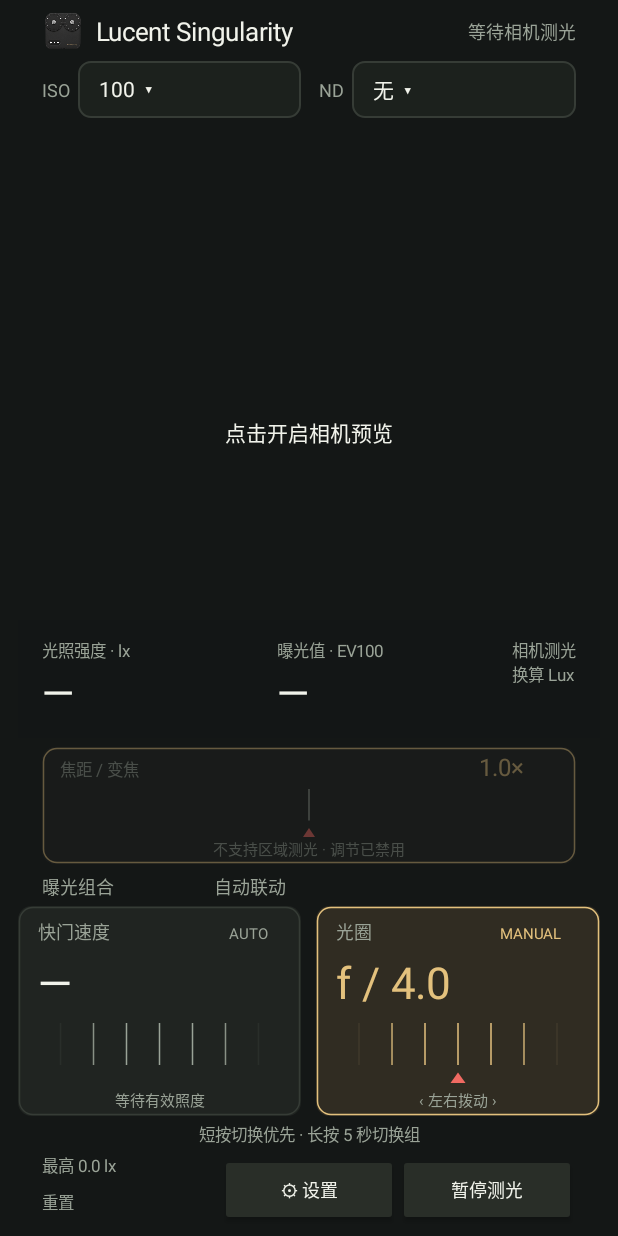
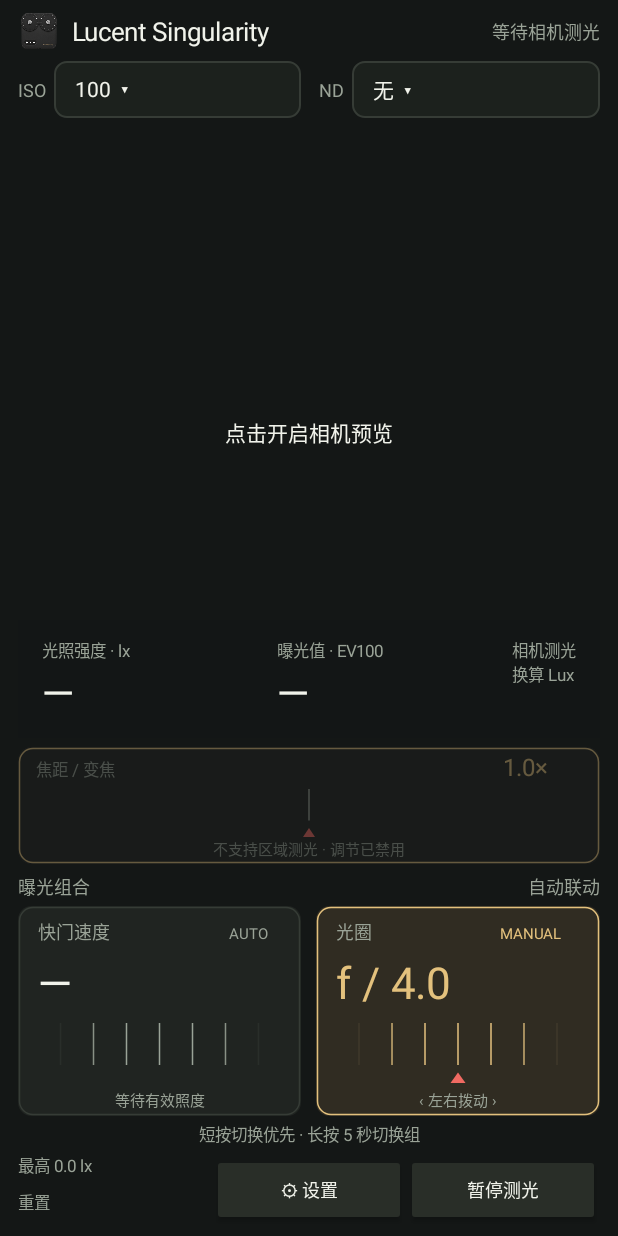
Before and after one commit to qianyu12138/Lucent-Singularity, an Android app: the screen it shows after launch (MainActivity), on a phone screen of 412 x 824 dp. Run offline under Robolectric (Android 15) with nearby library versions, the phone set to English and light mode, and no system bars; libraries missing offline, so code that uses them is left out: androidx.camera.camera2, androidx.camera.core, androidx.camera.lifecycle, androidx.camera.view; 10 statements that could not run were skipped.

Commit message:
Align all home rows to the camera preview width

```diff
--- a/app/src/main/java/com/syl/lux/MainActivity.java
+++ b/app/src/main/java/com/syl/lux/MainActivity.java
@@ -84,8 +84,8 @@ private double[] enabled
         androidx.core.view.WindowInsetsControllerCompat bars=androidx.core.view.WindowCompat.getInsetsController(getWindow(),getWindow().getDecorView());bars.setAppearanceLightStatusBars(theme.light);bars.setAppearanceLightNavigationBars(theme.light);
         getWindow().setBackgroundDrawable(new android.graphics.drawable.ColorDrawable(color(BG)));
         getWindow().setStatusBarColor(color(BG));getWindow().setNavigationBarColor(color(BG));
-        LinearLayout root=column();root.setBackgroundColor(color(BG));root.setClipToPadding(false);root.setClipChildren(false);root.setPadding(dp(28),dp(6),dp(28),dp(6));setContentView(root);
-        root.setOnApplyWindowInsetsListener((v,i)->{if(Build.VERSION.SDK_INT>=30){android.graphics.Insets b=i.getInsets(WindowInsets.Type.systemBars()|WindowInsets.Type.displayCutout());v.setPadding(dp(28)+b.left,dp(6)+b.top,dp(28)+b.right,dp(6)+b.bottom);}else v.setPadding(dp(28)+i.getSystemWindowInsetLeft(),dp(6)+i.getSystemWindowInsetTop(),dp(28)+i.getSystemWindowInsetRight(),dp(6)+i.getSystemWindowInsetBottom());return i;});root.requestApplyInsets();
+        LinearLayout root=column();root.setBackgroundColor(color(BG));root.setClipToPadding(false);root.setClipChildren(false);root.setPadding(dp(12),dp(6),dp(12),dp(6));setContentView(root);
+        root.setOnApplyWindowInsetsListener((v,i)->{if(Build.VERSION.SDK_INT>=30){android.graphics.Insets b=i.getInsets(WindowInsets.Type.systemBars()|WindowInsets.Type.displayCutout());v.setPadding(dp(12)+b.left,dp(6)+b.top,dp(12)+b.right,dp(6)+b.bottom);}else v.setPadding(dp(12)+i.getSystemWindowInsetLeft(),dp(6)+i.getSystemWindowInsetTop(),dp(12)+i.getSystemWindowInsetRight(),dp(6)+i.getSystemWindowInsetBottom());return i;});root.requestApplyInsets();
         LinearLayout header=new LinearLayout(this);header.setGravity(Gravity.CENTER_VERTICAL);
         ImageView icon=new ImageView(this);icon.setImageResource(R.drawable.singularity_header);icon.setScaleType(ImageView.ScaleType.FIT_CENTER);icon.setImportantForAccessibility(View.IMPORTANT_FOR_ACCESSIBILITY_NO);
         LinearLayout.LayoutParams iconLp=new LinearLayout.LayoutParams(dp(28),dp(28));iconLp.setMarginEnd(dp(8));header.addView(icon,iconLp);
@@ -98,11 +98,11 @@ LinearLayout options=new LinearLayout(this);options.setGravity(Gravity.CENTER_VE
         GestureDetector taps=new GestureDetector(this,new GestureDetector.SimpleOnGestureListener(){@Override public boolean onDown(MotionEvent e){return true;}@Override public boolean onSingleTapUp(MotionEvent e){meterAt(e.getX(),e.getY(),true);return true;}});
         square.setOnTouchListener((v,event)->{boolean handled=taps.onTouchEvent(event);if(event.getActionMasked()==MotionEvent.ACTION_UP)v.performClick();return handled;});
         LinearLayout readouts=new LinearLayout(this);readouts.setPadding(dp(16),dp(12),dp(16),dp(12));readouts.setBackgroundColor(0xbb141716);LinearLayout l=column();l.addView(cameraText("光照强度 · lx",11,MUTED));luxText=cameraText("—",28,FG);l.addView(luxText);LinearLayout e=column();e.addView(cameraText("曝光值 · EV100",11,MUTED));evText=cameraText("—",28,FG);e.addView(evText);readouts.addView(l,new LinearLayout.LayoutParams(0,-2,1));readouts.addView(e,new LinearLayout.LayoutParams(0,-2,1));TextView source=cameraText("相机测光\n换算 Lux",11,MUTED);readouts.addView(source);square.addView(readouts,new FrameLayout.LayoutParams(-1,-2,Gravity.BOTTOM));
-        cameraMessage=cameraText("点击开启相机预览",14,FG);cameraMessage.setGravity(Gravity.CENTER);square.addView(cameraMessage,new FrameLayout.LayoutParams(-1,-1));cameraMessage.setOnClickListener(v->{if(checkSelfPermission(Manifest.permission.CAMERA)==PackageManager.PERMISSION_GRANTED)startCamera();else requestPermissions(new String[]{Manifest.permission.CAMERA},10);});LinearLayout.LayoutParams picture=new LinearLayout.LayoutParams(-1,0,1);picture.setMargins(-dp(16),0,-dp(16),0);root.addView(square,picture);
+        cameraMessage=cameraText("点击开启相机预览",14,FG);cameraMessage.setGravity(Gravity.CENTER);square.addView(cameraMessage,new FrameLayout.LayoutParams(-1,-1));cameraMessage.setOnClickListener(v->{if(checkSelfPermission(Manifest.permission.CAMERA)==PackageManager.PERMISSION_GRANTED)startCamera();else requestPermissions(new String[]{Manifest.permission.CAMERA},10);});LinearLayout.LayoutParams picture=new LinearLayout.LayoutParams(-1,0,1);root.addView(square,picture);
         zoomDial=new DialView(this);zoomDial.theme(theme);LinearLayout.LayoutParams zp=new LinearLayout.LayoutParams(-1,dp(78));zp.topMargin=dp(6);root.addView(zoomDial,zp);zoomDial.listener(new DialView.Listener(){public void manual(){}public void changed(int i){applyZoom(minZoom+i*.1f);}});
-        TextView heading=text("曝光组合                         自动联动",12,MUTED);heading.setPadding(0,dp(6),0,dp(4));root.addView(heading);
+        LinearLayout heading=new LinearLayout(this);heading.setGravity(Gravity.CENTER_VERTICAL);heading.setPadding(0,dp(6),0,dp(4));heading.addView(text("曝光组合",12,MUTED),new LinearLayout.LayoutParams(0,-2,1));TextView linked=text("自动联动",12,MUTED);linked.setGravity(Gravity.END);heading.addView(linked);root.addView(heading);
         LinearLayout dials=new LinearLayout(this);shutterDial=new DialView(this);shutterDial.theme(theme);apertureDial=new DialView(this);apertureDial.theme(theme);LinearLayout.LayoutParams left=new LinearLayout.LayoutParams(0,dp(140),1);left.setMarginEnd(dp(10));dials.addView(shutterDial,left);dials.addView(apertureDial,new LinearLayout.LayoutParams(0,dp(140),1));
-        LinearLayout.LayoutParams dialsLp=new LinearLayout.LayoutParams(-1,-2);dialsLp.setMargins(picture.leftMargin,0,picture.rightMargin,0);root.addView(dials,dialsLp);
+        root.addView(dials);
         shutterDial.listener(new DialView.Listener(){public void selectValue(){selectExposure(false);}public void groups(){chooseGroup("t",null);}public void manual(){switchPriority(false);}public void changed(int i){seconds=ts[i];save();render();}});apertureDial.listener(new DialView.Listener(){public void selectValue(){selectExposure(true);}public void groups(){chooseGroup("f",null);}public void manual(){switchPriority(true);}public void changed(int i){aperture=fs[i];save();render();}});
         TextView hint=text("短按切换优先 · 长按 5 秒切换组",11,MUTED);hint.setGravity(Gravity.CENTER);hint.setPadding(0,dp(4),0,dp(4));root.addView(hint);
         LinearLayout footer=new LinearLayout(this);footer.setGravity(Gravity.CENTER_VERTICAL);LinearLayout peak=column();maxText=text("最高照度 — lx",11,MUTED);peak.addView(maxText);TextView reset=text("重置",11,MUTED);reset.setPadding(0,dp(8),dp(16),dp(8));reset.setOnClickListener(v->{maximum=Float.isFinite(current)?current:0;render();});peak.addView(reset);footer.addView(peak,new LinearLayout.LayoutParams(0,-2,1));Button settings=button("⚙ 设置");settings.setOnClickListener(v->showSettings());footer.addView(settings,new LinearLayout.LayoutParams(0,dp(48),1));hold=button("暂停测光");hold.setOnClickListener(v->{paused=!paused;render();});footer.addView(hold,new LinearLayout.LayoutParams(0,dp(48),1));root.addView(footer);
```
